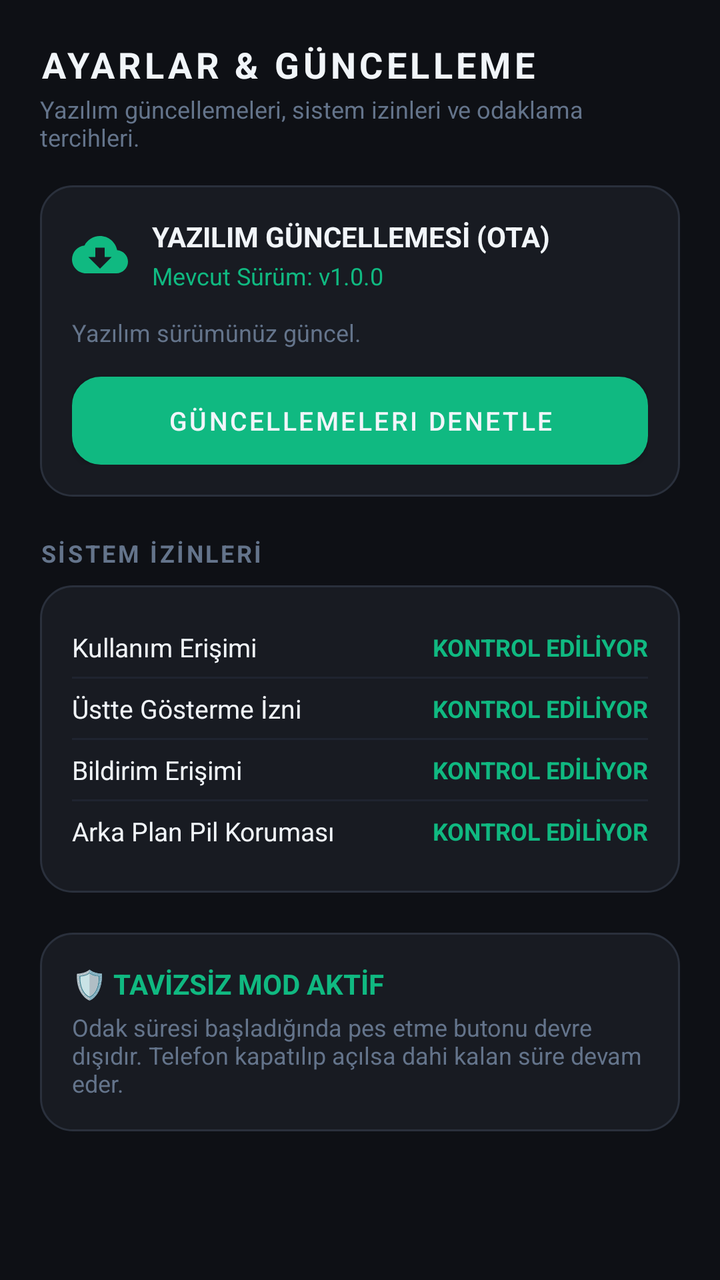
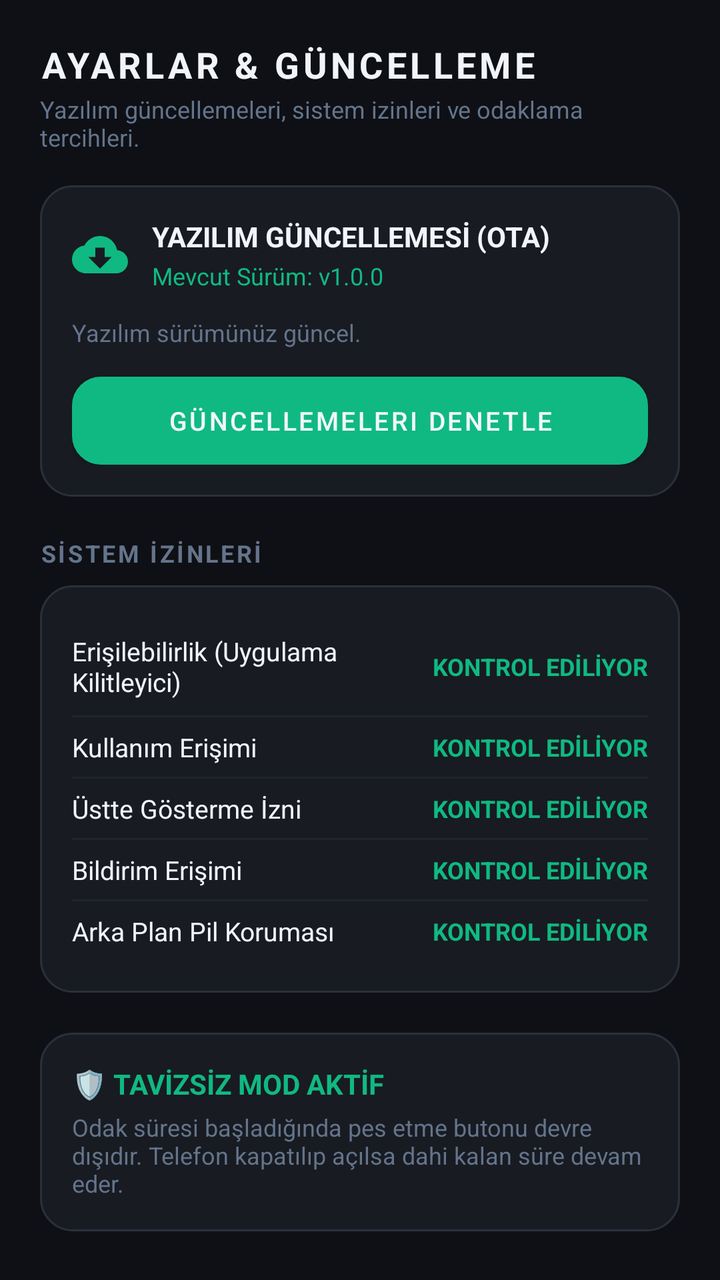

Compare the two renders of this Android layout. The source of the first and the diff that turns it into the second are given below.
<!-- AndroidManifest.xml: application theme Theme.KZBSODAK -->
<!-- res/layout/fragment_settings.xml -->
<?xml version="1.0" encoding="utf-8"?>
<ScrollView xmlns:android="http://schemas.android.com/apk/res/android"
    xmlns:app="http://schemas.android.com/apk/res-auto"
    android:layout_width="match_parent"
    android:layout_height="match_parent"
    android:fillViewport="true">

    <LinearLayout
        android:layout_width="match_parent"
        android:layout_height="wrap_content"
        android:orientation="vertical"
        android:padding="20dp">

        
        <TextView
            android:layout_width="wrap_content"
            android:layout_height="wrap_content"
            android:letterSpacing="0.1"
            android:text="@string/settings_title"
            android:textColor="@color/text_primary"
            android:textSize="18sp"
            android:textStyle="bold" />

        <TextView
            android:layout_width="wrap_content"
            android:layout_height="wrap_content"
            android:layout_marginTop="2dp"
            android:text="Yazılım güncellemeleri, sistem izinleri ve odaklama tercihleri."
            android:textColor="@color/text_muted"
            android:textSize="12sp" />

        
        <LinearLayout
            android:layout_width="match_parent"
            android:layout_height="wrap_content"
            android:layout_marginTop="16dp"
            android:layout_marginBottom="20dp"
            android:background="@drawable/bg_card_dark"
            android:orientation="vertical"
            android:padding="16dp">

            <LinearLayout
                android:layout_width="match_parent"
                android:layout_height="wrap_content"
                android:gravity="center_vertical"
                android:orientation="horizontal">

                <ImageView
                    android:layout_width="28dp"
                    android:layout_height="28dp"
                    android:src="@drawable/ic_download"
                    android:contentDescription="Güncelleme" />

                <LinearLayout
                    android:layout_width="0dp"
                    android:layout_height="wrap_content"
                    android:layout_marginStart="12dp"
                    android:layout_weight="1"
                    android:orientation="vertical">

                    <TextView
                        android:layout_width="wrap_content"
                        android:layout_height="wrap_content"
                        android:text="YAZILIM GÜNCELLEMESİ (OTA)"
                        android:textColor="@color/text_primary"
                        android:textSize="14sp"
                        android:textStyle="bold" />

                    <TextView
                        android:id="@+id/tvCurrentVersion"
                        android:layout_width="wrap_content"
                        android:layout_height="wrap_content"
                        android:layout_marginTop="2dp"
                        android:text="Mevcut Sürüm: v1.0.0"
                        android:textColor="@color/accent_emerald"
                        android:textSize="12sp" />
                </LinearLayout>
            </LinearLayout>

            <TextView
                android:id="@+id/tvUpdateStatus"
                android:layout_width="wrap_content"
                android:layout_height="wrap_content"
                android:layout_marginTop="12dp"
                android:text="Yazılım sürümünüz güncel."
                android:textColor="@color/text_muted"
                android:textSize="12sp" />

            <Button
                android:id="@+id/btnCheckUpdates"
                android:layout_width="match_parent"
                android:layout_height="44dp"
                android:layout_marginTop="14dp"
                android:background="@drawable/bg_button_secondary"
                android:text="@string/btn_check_update"
                android:textColor="@color/text_primary"
                android:textSize="13sp" />
        </LinearLayout>

        
        <TextView
            android:layout_width="wrap_content"
            android:layout_height="wrap_content"
            android:layout_marginBottom="8dp"
            android:letterSpacing="0.1"
            android:text="@string/permissions_title"
            android:textColor="@color/text_muted"
            android:textSize="12sp"
            android:textStyle="bold" />

        <LinearLayout
            android:layout_width="match_parent"
            android:layout_height="wrap_content"
            android:layout_marginBottom="20dp"
            android:background="@drawable/bg_card_dark"
            android:orientation="vertical"
            android:padding="16dp">

            
            <LinearLayout
                android:layout_width="match_parent"
                android:layout_height="wrap_content"
                android:gravity="center_vertical"
                android:orientation="horizontal"
                android:paddingTop="6dp"
                android:paddingBottom="6dp">

                <TextView
                    android:layout_width="0dp"
                    android:layout_height="wrap_content"
                    android:layout_weight="1"
                    android:text="@string/perm_usage"
                    android:textColor="@color/text_primary"
                    android:textSize="13sp" />

                <TextView
                    android:id="@+id/statusPermUsage"
                    android:layout_width="wrap_content"
                    android:layout_height="wrap_content"
                    android:text="KONTROL EDİLİYOR"
                    android:textColor="@color/accent_emerald"
                    android:textSize="12sp"
                    android:textStyle="bold" />
            </LinearLayout>

            <View
                android:layout_width="match_parent"
                android:layout_height="1dp"
                android:background="@color/divider" />

            
            <LinearLayout
                android:layout_width="match_parent"
                android:layout_height="wrap_content"
                android:gravity="center_vertical"
                android:orientation="horizontal"
                android:paddingTop="6dp"
                android:paddingBottom="6dp">

                <TextView
                    android:layout_width="0dp"
                    android:layout_height="wrap_content"
                    android:layout_weight="1"
                    android:text="@string/perm_overlay"
                    android:textColor="@color/text_primary"
                    android:textSize="13sp" />

                <TextView
                    android:id="@+id/statusPermOverlay"
                    android:layout_width="wrap_content"
                    android:layout_height="wrap_content"
                    android:text="KONTROL EDİLİYOR"
                    android:textColor="@color/accent_emerald"
                    android:textSize="12sp"
                    android:textStyle="bold" />
            </LinearLayout>

            <View
                android:layout_width="match_parent"
                android:layout_height="1dp"
                android:background="@color/divider" />

            
            <LinearLayout
                android:layout_width="match_parent"
                android:layout_height="wrap_content"
                android:gravity="center_vertical"
                android:orientation="horizontal"
                android:paddingTop="6dp"
                android:paddingBottom="6dp">

                <TextView
                    android:layout_width="0dp"
                    android:layout_height="wrap_content"
                    android:layout_weight="1"
                    android:text="@string/perm_notification"
                    android:textColor="@color/text_primary"
                    android:textSize="13sp" />

                <TextView
                    android:id="@+id/statusPermNotification"
                    android:layout_width="wrap_content"
                    android:layout_height="wrap_content"
                    android:text="KONTROL EDİLİYOR"
                    android:textColor="@color/accent_emerald"
                    android:textSize="12sp"
                    android:textStyle="bold" />
            </LinearLayout>

            <View
                android:layout_width="match_parent"
                android:layout_height="1dp"
                android:background="@color/divider" />

            
            <LinearLayout
                android:layout_width="match_parent"
                android:layout_height="wrap_content"
                android:gravity="center_vertical"
                android:orientation="horizontal"
                android:paddingTop="6dp"
                android:paddingBottom="6dp">

                <TextView
                    android:layout_width="0dp"
                    android:layout_height="wrap_content"
                    android:layout_weight="1"
                    android:text="@string/perm_battery"
                    android:textColor="@color/text_primary"
                    android:textSize="13sp" />

                <TextView
                    android:id="@+id/statusPermBattery"
                    android:layout_width="wrap_content"
                    android:layout_height="wrap_content"
                    android:text="KONTROL EDİLİYOR"
                    android:textColor="@color/accent_emerald"
                    android:textSize="12sp"
                    android:textStyle="bold" />
            </LinearLayout>
        </LinearLayout>

        
        <LinearLayout
            android:layout_width="match_parent"
            android:layout_height="wrap_content"
            android:background="@drawable/bg_card_dark"
            android:orientation="vertical"
            android:padding="16dp">

            <TextView
                android:layout_width="wrap_content"
                android:layout_height="wrap_content"
                android:text="🛡️ TAVİZSİZ MOD AKTİF"
                android:textColor="@color/accent_emerald"
                android:textSize="14sp"
                android:textStyle="bold" />

            <TextView
                android:layout_width="wrap_content"
                android:layout_height="wrap_content"
                android:layout_marginTop="4dp"
                android:text="Odak süresi başladığında pes etme butonu devre dışıdır. Telefon kapatılıp açılsa dahi kalan süre devam eder."
                android:textColor="@color/text_muted"
                android:textSize="12sp" />
        </LinearLayout>

    </LinearLayout>
</ScrollView>
<!-- resources referenced by this layout -->
<resources>
  <color name="accent_emerald">#10B981</color>
  <color name="divider">#1F2430</color>
  <color name="text_muted">#64748B</color>
  <color name="text_primary">#F1F5F9</color>
  <!-- drawable bg_button_secondary (drawable) -->
  <?xml version="1.0" encoding="utf-8"?>
  <ripple xmlns:android="http://schemas.android.com/apk/res/android"
      android:color="#334155">
      <item>
          <shape android:shape="rectangle">
              <solid android:color="#212631" />
              <corners android:radius="14dp" />
              <stroke
                  android:width="1dp"
                  android:color="#333A48" />
          </shape>
      </item>
  </ripple>
  <!-- drawable bg_card_dark (drawable) -->
  <?xml version="1.0" encoding="utf-8"?>
  <shape xmlns:android="http://schemas.android.com/apk/res/android"
      android:shape="rectangle">
      <solid android:color="#181B22" />
      <corners android:radius="16dp" />
      <stroke
          android:width="1dp"
          android:color="#2A303C" />
  </shape>
  <!-- drawable ic_download (drawable) -->
  <vector xmlns:android="http://schemas.android.com/apk/res/android"
      android:width="24dp"
      android:height="24dp"
      android:viewportWidth="24"
      android:viewportHeight="24">
      <path
          android:fillColor="#10B981"
          android:pathData="M19.35,10.04C18.67,6.59 15.64,4 12,4 9.11,4 6.6,5.64 5.35,8.04 2.34,8.36 0,10.91 0,14c0,3.31 2.69,6 6,6h13c2.76,0 5,-2.24 5,-5 0,-2.64 -2.05,-4.78 -4.65,-4.96zM17,13l-5,5 -5,-5h3V9h4v4h3z"/>
  </vector>
  <string name="btn_check_update">Güncellemeleri Denetle</string>
  <string name="perm_battery">Arka Plan Pil Koruması</string>
  <string name="perm_notification">Bildirim Erişimi</string>
  <string name="perm_overlay">Üstte Gösterme İzni</string>
  <string name="perm_usage">Kullanım Erişimi</string>
  <string name="permissions_title">SİSTEM İZİNLERİ</string>
  <string name="settings_title">AYARLAR &amp; GÜNCELLEME</string>
  <style name="Theme.KZBSODAK" parent="Theme.MaterialComponents.DayNight.NoActionBar">
          
          <item name="colorPrimary">@color/accent_emerald</item>
          <item name="colorPrimaryVariant">@color/accent_emerald_dark</item>
          <item name="colorOnPrimary">@color/text_primary</item>
          
          <item name="colorSecondary">@color/accent_cyan</item>
          <item name="colorSecondaryVariant">@color/accent_emerald_glow</item>
          <item name="colorOnSecondary">@color/bg_main</item>
          
          <item name="android:statusBarColor">@color/bg_main</item>
          <item name="android:navigationBarColor">@color/bg_main</item>
          <item name="android:windowBackground">@color/bg_main</item>
      </style>
  <color name="accent_emerald_dark">#059669</color>
  <color name="accent_cyan">#06B6D4</color>
  <color name="accent_emerald_glow">#34D399</color>
  <color name="bg_main">#0E1015</color>
</resources>

<!-- the commit's change to res/layout/fragment_settings.xml (unified diff, before → after) -->
@@ -118,6 +118,40 @@
 
             
             <LinearLayout
+                android:id="@+id/rowPermAccessibility"
+                android:layout_width="match_parent"
+                android:layout_height="wrap_content"
+                android:gravity="center_vertical"
+                android:orientation="horizontal"
+                android:paddingTop="8dp"
+                android:paddingBottom="8dp">
+
+                <TextView
+                    android:layout_width="0dp"
+                    android:layout_height="wrap_content"
+                    android:layout_weight="1"
+                    android:text="Erişilebilirlik (Uygulama Kilitleyici)"
+                    android:textColor="@color/text_primary"
+                    android:textSize="13sp" />
+
+                <TextView
+                    android:id="@+id/statusPermAccessibility"
+                    android:layout_width="wrap_content"
+                    android:layout_height="wrap_content"
+                    android:text="KONTROL EDİLİYOR"
+                    android:textColor="@color/accent_emerald"
+                    android:textSize="12sp"
+                    android:textStyle="bold" />
+            </LinearLayout>
+
+            <View
+                android:layout_width="match_parent"
+                android:layout_height="1dp"
+                android:background="@color/divider" />
+
+            
+            <LinearLayout
+                android:id="@+id/rowPermUsage"
                 android:layout_width="match_parent"
                 android:layout_height="wrap_content"
                 android:gravity="center_vertical"
